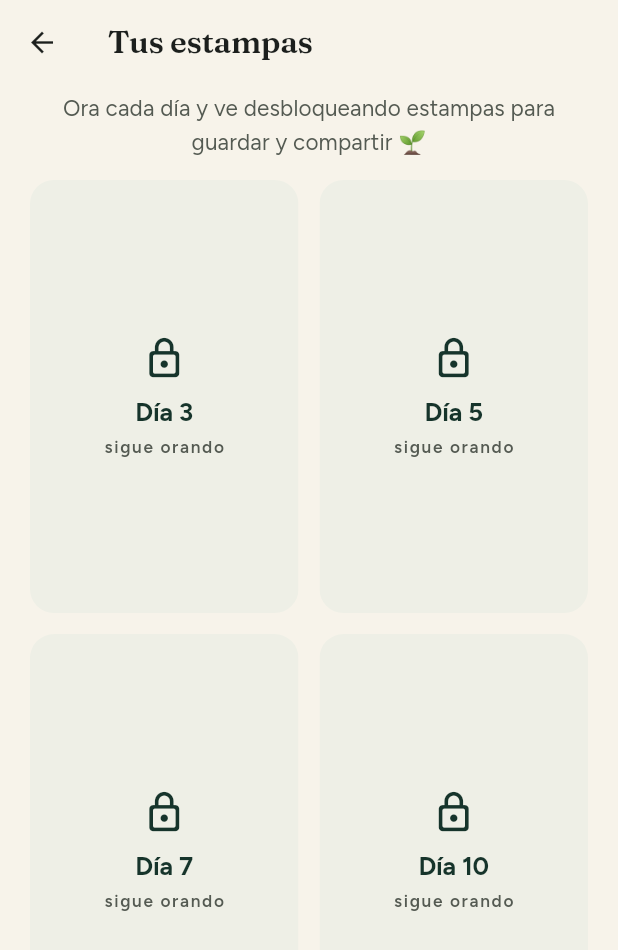
After one commit to mariarodriguez8/ora-ahora, a Flutter app: the EstampasScreen screen opened directly, on a phone screen of 412 x 824 dp. The commit adds this screen. Shown: the top 950 px of the screen. Run offline on Flutter 3.47's test engine with Material 3 defaults, Android fonts, the phone set to English and light mode, and no system bars; our stand-ins replace flutter_local_notifications, flutter_svg, flutter_timezone, flutter_tts, share_plus, shared_preferences and 1 more; missing offline and left inert: device_apps; accounts and stored records are empty.

Commit message:
v33: estampas por racha (galeria + compartir con share_plus)

```diff
--- /dev/null
+++ b/lib/data/estampas.dart
@@ -0,0 +1,44 @@
+/// Estampas de versículo que se DESBLOQUEAN por racha. Cada una se
+/// desbloquea al llegar a cierto día de racha (calendario elegido por la
+/// clienta: 3, 5, 7, 10, 14, 21, 27, 33, 45, 55, 66, 77). Sirven de premio
+/// y, al compartirse a WhatsApp/estados, de motor de crecimiento gratis.
+///
+/// Las imágenes viven en `store_assets/estampas/` (declaradas como assets
+/// en pubspec.yaml). Están en la estética de la ovejita, con versículo
+/// Reina-Valera (evangélico, no católico).
+class Estampa {
+  /// Día de racha en el que se desbloquea.
+  final int dia;
+
+  /// Ruta del asset (PNG 1080x1920).
+  final String asset;
+
+  /// Referencia del versículo (para el pie en la galería).
+  final String versiculo;
+
+  const Estampa({required this.dia, required this.asset, required this.versiculo});
+}
+
+const List<Estampa> kEstampas = [
+  Estampa(dia: 3, asset: 'store_assets/estampas/estampa_01.png', versiculo: 'Lamentaciones 3:23'),
+  Estampa(dia: 5, asset: 'store_assets/estampas/estampa_02.png', versiculo: 'Filipenses 1:6'),
+  Estampa(dia: 7, asset: 'store_assets/estampas/estampa_03.png', versiculo: 'Salmo 23:1'),
+  Estampa(dia: 10, asset: 'store_assets/estampas/estampa_04.png', versiculo: 'Salmo 118:24'),
+  Estampa(dia: 14, asset: 'store_assets/estampas/estampa_05.png', versiculo: 'Salmo 42:8'),
+  Estampa(dia: 21, asset: 'store_assets/estampas/estampa_06.png', versiculo: 'Salmo 119:105'),
+  Estampa(dia: 27, asset: 'store_assets/estampas/estampa_07.png', versiculo: 'Mateo 6:33'),
+  Estampa(dia: 33, asset: 'store_assets/estampas/estampa_08.png', versiculo: 'Salmo 4:8'),
+  Estampa(dia: 45, asset: 'store_assets/estampas/estampa_09.png', versiculo: 'Isaías 40:31'),
+  Estampa(dia: 55, asset: 'store_assets/estampas/estampa_10.png', versiculo: '1 Tesalonicenses 5:18'),
+  Estampa(dia: 66, asset: 'store_assets/estampas/estampa_11.png', versiculo: '1 Pedro 5:7'),
+  Estampa(dia: 77, asset: 'store_assets/estampas/estampa_12.png', versiculo: 'Mateo 11:28'),
+];
+
+/// Cuántas estampas están desbloqueadas para una racha dada.
+int estampasDesbloqueadas(int racha) =>
+    kEstampas.where((e) => racha >= e.dia).length;
+
+/// ¿Hay alguna estampa desbloqueada que la persona todavía no ha visto?
+/// (`vistaHasta` = mayor racha con la que ya abrió la galería).
+bool hayEstampaNueva(int racha, int vistaHasta) =>
+    kEstampas.any((e) => e.dia > vistaHasta && e.dia <= racha);
--- /dev/null
+++ b/lib/screens/estampas/estampas_screen.dart
@@ -0,0 +1,290 @@
+import 'dart:io';
+
+import 'package:flutter/material.dart';
+import 'package:flutter/services.dart' show rootBundle;
+import 'package:path_provider/path_provider.dart';
+import 'package:provider/provider.dart';
+import 'package:share_plus/share_plus.dart';
+
+import '../../data/estampas.dart';
+import '../../services/prefs_service.dart';
+import '../../services/streak_service.dart';
+import '../../theme/app_colors.dart';
+import '../../theme/app_typography.dart';
+
+/// Galería de estampas: las desbloqueadas por racha se ven completas y se
+/// pueden compartir; las que faltan salen bloqueadas con el día en que
+/// llegan. Al abrir la galería se marca todo lo desbloqueado como "visto".
+class EstampasScreen extends StatefulWidget {
+  const EstampasScreen({super.key});
+
+  @override
+  State<EstampasScreen> createState() => _EstampasScreenState();
+}
+
+class _EstampasScreenState extends State<EstampasScreen> {
+  @override
+  void initState() {
+    super.initState();
+    // Marca como vistas las estampas desbloqueadas (apaga el aviso "nueva").
+    WidgetsBinding.instance.addPostFrameCallback((_) {
+      final racha = context.read<StreakService>().currentStreak;
+      context.read<PrefsService>().setEstampasSeenStreak(racha);
+    });
+  }
+
+  @override
+  Widget build(BuildContext context) {
+    final racha = context.watch<StreakService>().currentStreak;
+    final desbloqueadas = estampasDesbloqueadas(racha);
+
+    return Scaffold(
+      backgroundColor: AppColors.cream,
+      appBar: AppBar(
+        backgroundColor: AppColors.cream,
+        elevation: 0,
+        title: const Text('Tus estampas'),
+      ),
+      body: SafeArea(
+        top: false,
+        child: Column(
+          children: [
+            Padding(
+              padding: const EdgeInsets.fromLTRB(24, 4, 24, 14),
+              child: Text(
+                desbloqueadas == 0
+                    ? 'Ora cada día y ve desbloqueando estampas para guardar y compartir 🌱'
+                    : 'Llevas $desbloqueadas de ${kEstampas.length}. Compártelas con quien quieras.',
+                textAlign: TextAlign.center,
+                style: AppTypography.body.copyWith(color: AppColors.inkSoft),
+              ),
+            ),
+            Expanded(
+              child: GridView.builder(
+                padding: const EdgeInsets.fromLTRB(20, 0, 20, 28),
+                gridDelegate:
+                    const SliverGridDelegateWithFixedCrossAxisCount(
+                  crossAxisCount: 2,
+                  crossAxisSpacing: 14,
+                  mainAxisSpacing: 14,
+                  childAspectRatio: 0.62,
+                ),
+                itemCount: kEstampas.length,
+                itemBuilder: (context, i) {
+                  final e = kEstampas[i];
+                  final abierta = racha >= e.dia;
+                  return _EstampaTile(
+                    estampa: e,
+                    desbloqueada: abierta,
+                    onTap: abierta
+                        ? () => Navigator.of(context).push(
+                              MaterialPageRoute(
+                                builder: (_) => _EstampaDetalle(estampa: e),
+                              ),
+                            )
+                        : null,
+                  );
+                },
+              ),
+            ),
+          ],
+        ),
+      ),
+    );
+  }
+}
+
+class _EstampaTile extends StatelessWidget {
+  final Estampa estampa;
+  final bool desbloqueada;
+  final VoidCallback? onTap;
+
+  const _EstampaTile({
+    required this.estampa,
+    required this.desbloqueada,
+    this.onTap,
+  });
+
+  @override
+  Widget build(BuildContext context) {
+    return GestureDetector(
+      onTap: onTap,
+      child: ClipRRect(
+        borderRadius: BorderRadius.circular(16),
+        child: desbloqueada
+            ? Image.asset(estampa.asset, fit: BoxFit.cover)
+            : Container(
+                color: AppColors.tealLight.withValues(alpha: 0.35),
+                child: Column(
+                  mainAxisAlignment: MainAxisAlignment.center,
+                  children: [
+                    const Icon(Icons.lock_outline_rounded,
+                        color: AppColors.tealDeep, size: 30),
+                    const SizedBox(height: 10),
+                    Text('Día ${estampa.dia}',
+                        style: AppTypography.title
+                            .copyWith(color: AppColors.tealDeep)),
+                    const SizedBox(height: 4),
+                    Text('sigue orando',
+                        style: AppTypography.caption
+                            .copyWith(color: AppColors.inkSoft)),
+                  ],
+                ),
+              ),
+      ),
+    );
+  }
+}
+
+class _EstampaDetalle extends StatelessWidget {
+  final Estampa estampa;
+
+  const _EstampaDetalle({required this.estampa});
+
+  Future<void> _compartir(BuildContext context) async {
+    try {
+      final data = await rootBundle.load(estampa.asset);
+      final dir = await getTemporaryDirectory();
+      final f = File('${dir.path}/${estampa.asset.split('/').last}');
+      await f.writeAsBytes(data.buffer.asUint8List(), flush: true);
+      await Share.shareXFiles(
+        [XFile(f.path)],
+        text: '${estampa.versiculo} · Ora Ahora 🌱',
+      );
+    } catch (_) {
+      if (context.mounted) {
+        ScaffoldMessenger.of(context).showSnackBar(
+          const SnackBar(content: Text('No pudimos compartir la estampa 😔')),
+        );
+      }
+    }
+  }
+
+  @override
+  Widget build(BuildContext context) {
+    return Scaffold(
+      backgroundColor: AppColors.ink,
+      appBar: AppBar(
+        backgroundColor: AppColors.ink,
+        foregroundColor: Colors.white,
+        elevation: 0,
+      ),
+      body: SafeArea(
+        child: Column(
+          children: [
+            Expanded(
+              child: Center(
+                child: Padding(
+                  padding: const EdgeInsets.symmetric(horizontal: 20),
+                  child: ClipRRect(
+                    borderRadius: BorderRadius.circular(18),
+                    child: Image.asset(estampa.asset, fit: BoxFit.contain),
+                  ),
+                ),
+              ),
+            ),
+            Padding(
+              padding: const EdgeInsets.fromLTRB(24, 12, 24, 20),
+              child: SizedBox(
+                width: double.infinity,
+                child: ElevatedButton.icon(
+                  onPressed: () => _compartir(context),
+                  style: ElevatedButton.styleFrom(
+                    backgroundColor: AppColors.tealDeep,
+                    foregroundColor: Colors.white,
+                    padding: const EdgeInsets.symmetric(vertical: 16),
+                  ),
+                  icon: const Icon(Icons.ios_share_rounded),
+                  label: const Text('Compartir 📤'),
+                ),
+              ),
+            ),
+          ],
+        ),
+      ),
+    );
+  }
+}
+
+/// Tarjeta de entrada en el Inicio hacia la galería de estampas.
+class EstampasCard extends StatelessWidget {
+  final int racha;
+  final int vistaHasta;
+  final VoidCallback onTap;
+
+  const EstampasCard({
+    super.key,
+    required this.racha,
+    required this.vistaHasta,
+    required this.onTap,
+  });
+
+  @override
+  Widget build(BuildContext context) {
+    final desbloqueadas = estampasDesbloqueadas(racha);
+    final nueva = hayEstampaNueva(racha, vistaHasta);
+    return InkWell(
+      onTap: onTap,
+      borderRadius: BorderRadius.circular(20),
+      child: Container(
+        padding: const EdgeInsets.all(16),
+        decoration: BoxDecoration(
+          color: Colors.white.withValues(alpha: 0.72),
+          borderRadius: BorderRadius.circular(20),
+          border: Border.all(
+            color: nueva ? AppColors.amber : AppColors.tealLight,
+            width: nueva ? 2 : 1,
+          ),
+        ),
+        child: Row(
+          children: [
+            Container(
+              width: 46,
+              height: 46,
+              alignment: Alignment.center,
+              decoration: BoxDecoration(
+                shape: BoxShape.circle,
+                color: AppColors.tealLight.withValues(alpha: 0.5),
+              ),
+              child: const Text('🌿', style: TextStyle(fontSize: 24)),
+            ),
+            const SizedBox(width: 14),
+            Expanded(
+              child: Column(
+                crossAxisAlignment: CrossAxisAlignment.start,
+                children: [
+                  Row(
+                    children: [
+                      Text('Tus estampas',
+                          style: AppTypography.body
+                              .copyWith(fontWeight: FontWeight.w700)),
+                      const SizedBox(width: 8),
+                      if (nueva)
+                        Container(
+                          padding: const EdgeInsets.symmetric(
+                              horizontal: 7, vertical: 2),
+                          decoration: BoxDecoration(
+                            color: AppColors.amber,
+                            borderRadius: BorderRadius.circular(999),
+                          ),
+                          child: Text('¡nueva! 🎉',
+                              style: AppTypography.caption.copyWith(
+                                  color: AppColors.ink,
+                                  fontWeight: FontWeight.w700)),
+                        ),
+                    ],
+                  ),
+                  const SizedBox(height: 2),
+                  Text('$desbloqueadas de ${kEstampas.length} desbloqueadas',
+                      style: AppTypography.caption
+                          .copyWith(color: AppColors.inkSoft)),
+                ],
+              ),
+            ),
+            const Icon(Icons.chevron_right, color: AppColors.inkSoft),
+          ],
+        ),
+      ),
+    );
+  }
+}
--- a/lib/services/prefs_service.dart
+++ b/lib/services/prefs_service.dart
@@ -29,6 +29,7 @@ class PrefsKeys {
 
   // --- Racha ---
   static const streakState = 'streak_state'; // String JSON
+  static const estampasSeenStreak = 'estampas_seen_streak'; // int
 
   // --- Recordatorios ---
   static const reminderTimes = 'reminder_times'; // String JSON List<"HH:mm">
@@ -167,6 +168,14 @@ class PrefsService {
   Future<void> setIsPlusUser(bool value) =>
       _prefs.setBool(PrefsKeys.isPlusUser, value);
 
+  /// Mayor racha con la que la persona ya abrió la galería de estampas
+  /// (para avisar cuando hay una estampa nueva por ver).
+  int get estampasSeenStreak =>
+      _prefs.getInt(PrefsKeys.estampasSeenStreak) ?? 0;
+
+  Future<void> setEstampasSeenStreak(int value) =>
+      _prefs.setInt(PrefsKeys.estampasSeenStreak, value);
+
   // --- Paywall ---
   bool get paywallShownAfterOnboarding =>
       _prefs.getBool(PrefsKeys.paywallShownAfterOnboarding) ?? false;
--- a/pubspec.yaml
+++ b/pubspec.yaml
@@ -1,7 +1,7 @@
 name: ora_ahora
 description: "Ora Ahora - pausa, ora y enfoca. App de oracion cristiana interdenominacional en espanol con pausa de oracion antes de abrir apps que distraen."
 publish_to: 'none'
-version: 1.0.22+23
+version: 1.0.23+24
 
 environment:
   sdk: '>=3.3.0 <4.0.0'
@@ -24,6 +24,7 @@ dependencies:
   flutter_svg: ^2.0.10+1
   flutter_tts: ^3.8.5
   url_launcher: ^6.2.5
+  share_plus: ^7.2.2
 
 dev_dependencies:
   flutter_test:
@@ -47,6 +48,7 @@ flutter:
     - assets/illustrations/tree_arbol.svg
     - assets/illustrations/journal_empty.svg
     - assets/illustrations/paywall_hero.svg
+    - store_assets/estampas/
 
   fonts:
     - family: Fraunces
```
Also changed, not shown: lib/screens/home/home_screen.dart (+17 -0 lines), pubspec.lock, 2 other files.
